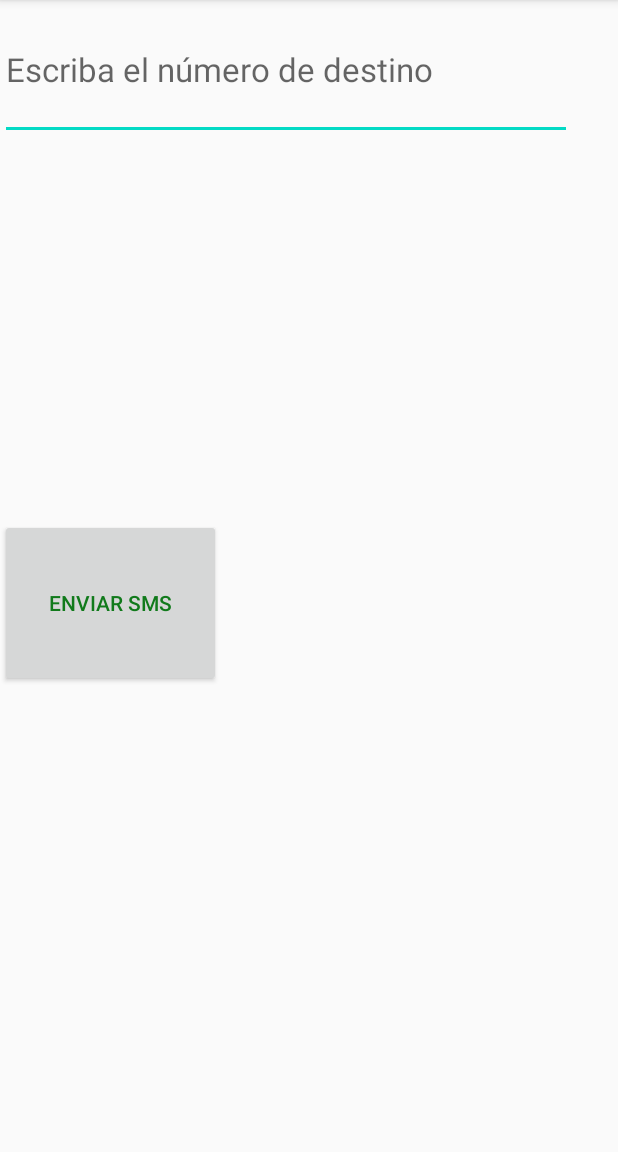
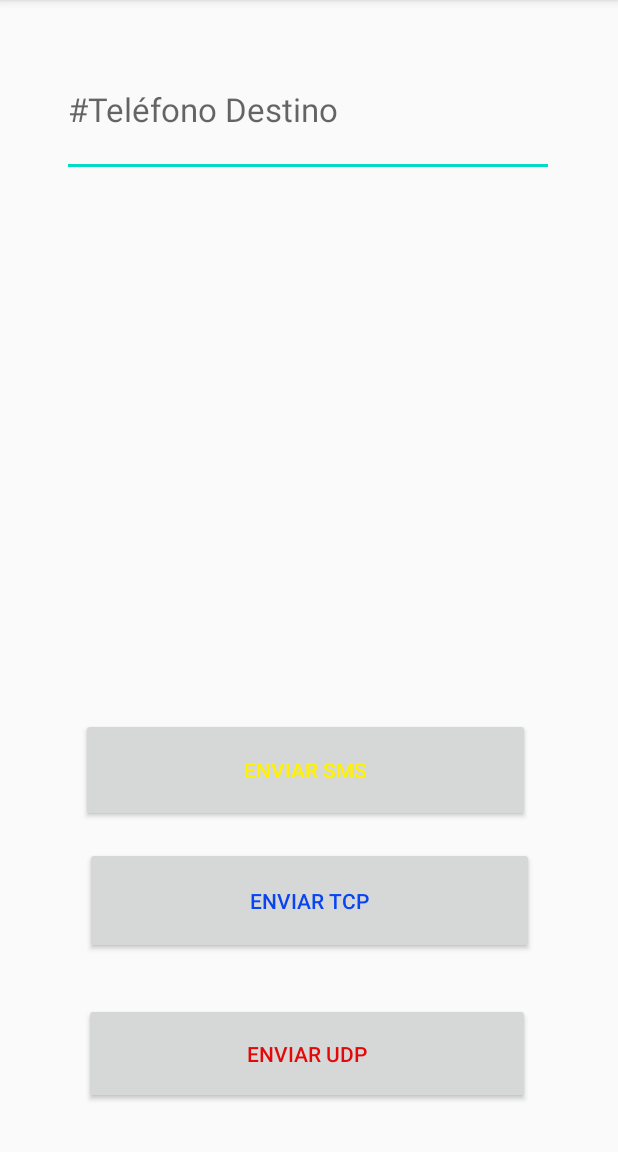
Before and after one commit to jaunsog/Dise-o, an Android app: the screen it shows after launch (MainActivity), on a phone screen of 412 x 824 dp, the part 84-1236 px from its top. Run offline under Robolectric (Android 15) with nearby library versions, the phone set to English and light mode, and no system bars.

Commit message:
V2 TCP-UDP

```diff
--- a/app/src/main/java/com/example/tiorico/MainActivity.java
+++ b/app/src/main/java/com/example/tiorico/MainActivity.java
@@ -1,5 +1,11 @@
 package com.example.tiorico;
 
+import android.os.AsyncTask;
+import java.io.DataOutputStream;
+import java.io.IOException;
+import java.io.PrintWriter;
+import java.net.InetAddress;
+import java.net.Socket;
 import androidx.annotation.NonNull;
 import androidx.appcompat.app.AppCompatActivity;
 import androidx.core.app.ActivityCompat;
@@ -21,24 +27,31 @@ import static android.widget.Toast.*;
 import static android.widget.Toast.makeText;
 
 public class MainActivity extends AppCompatActivity {
-    EditText numero;
+    EditText numero,IP, puerto;
+
     private static final int REQUEST_CODE_LOCATION_PERMISSION = 1;
     int cambiar;
+    int TMensaje  = 0;
     String Longitude;
     String Latitude;
+    String sms;
 
     @Override
     protected void onCreate(Bundle savedInstanceState) {
         super.onCreate(savedInstanceState);
         setContentView(R.layout.activity_main);
+        IP = (EditText) findViewById(R.id.IP);
+        puerto = (EditText) findViewById(R.id.puerto);
         numero = (EditText) findViewById(R.id.numero);
         ActivityCompat.requestPermissions(this, new String[]{Manifest.permission.SEND_SMS}, PackageManager.PERMISSION_GRANTED);
-        ActivityCompat.requestPermissions(this, new String[]{Manifest.permission.ACCESS_FINE_LOCATION, Manifest.permission.ACCESS_COARSE_LOCATION}, PackageManager.PERMISSION_GRANTED);
+        ActivityCompat.requestPermissions(this, new String[]{ Manifest.permission.ACCESS_COARSE_LOCATION}, PackageManager.PERMISSION_GRANTED);
         ActivityCompat.requestPermissions(this, new String[]{Manifest.permission.INTERNET}, PackageManager.PERMISSION_GRANTED);
+        ActivityCompat.requestPermissions(this, new String[]{Manifest.permission.ACCESS_FINE_LOCATION}, PackageManager.PERMISSION_GRANTED);
+    }
 
-    }
     public void button(View view) {
         cambiar = 0;
+
         if (ContextCompat.checkSelfPermission(
                 getApplicationContext(), Manifest.permission.ACCESS_FINE_LOCATION
         ) != PackageManager.PERMISSION_GRANTED) {
@@ -60,7 +73,8 @@ public class MainActivity extends AppCompatActivity {
                 Calendar calendar = Calendar.getInstance();
                 SimpleDateFormat simpleDateFormat = new SimpleDateFormat("dd-MMM-yyyy-hh:mm:ss");
                 String dateTime = simpleDateFormat.format(calendar.getTime());
-                String sms= "Latitud= " + Latitude + "\n Longitud= " +Longitude+"\n TimeStamp= "+dateTime;
+                sms= "Latitud= " + Latitude + "\n Longitud= " +Longitude+"\n TimeStamp= "+dateTime;
+
                 String phoneNumber = numero.getText().toString().trim();
                 SmsManager smsManager = SmsManager.getDefault();
                 smsManager.sendTextMessage(phoneNumber, null, sms, null, null);
@@ -132,12 +146,40 @@ public class MainActivity extends AppCompatActivity {
                             double longitude = locationResult.getLocations().get(latestLocationIndex).getLongitude();
                             Latitude = Double.toString(latitude);
                             Longitude = Double.toString(longitude);
-                            MyMessage(Latitude
-                                    ,Longitude);
+                            sms= "Latitud= " + Latitude + ". Longitud= " +Longitude+".";
+                            switch (TMensaje) {
+                                case 0:
+                                    MyMessage(Latitude
+                                            , Longitude);
+                                    break;
+                                case 1:
+                                    TCPMessage();
+                                    break;
+                                case 2:
+                                    UDPMessage();
+                                    break;
+                            }
                         }
                     }
                 }, Looper.getMainLooper());
                 }
 
 
+    public void TCPbutton(View view) {
+        TMensaje = 1;
+        button(view);
+    }
+
+    public void UDPbutton(View view) {
+        TMensaje = 2;
+        button(view);
+    }
+    public void TCPMessage(){
+        EnviaMensajes EnviaMensajes = new EnviaMensajes();
+        EnviaMensajes.execute(sms);
+        TMensaje=0;}
+    public void UDPMessage (){
+        EnviaUDP EnviaUDP = new EnviaUDP();
+        EnviaUDP.execute(sms);
+    TMensaje=0;}
 }
--- a/app/src/main/res/layout/activity_main.xml
+++ b/app/src/main/res/layout/activity_main.xml
@@ -8,25 +8,88 @@
 
     <EditText
         android:id="@+id/numero"
-        android:layout_width="381dp"
-        android:layout_height="93dp"
-        android:hint="Escriba el número de destino"
+        android:layout_width="328dp"
+        android:layout_height="90dp"
+        android:layout_marginTop="28dp"
+        android:hint="#Teléfono Destino"
         android:textSize="22sp"
-        tools:ignore="MissingConstraints"
-        tools:layout_editor_absoluteX="15dp"
-        tools:layout_editor_absoluteY="68dp" />
+        app:layout_constraintEnd_toEndOf="parent"
+        app:layout_constraintHorizontal_bias="0.493"
+        app:layout_constraintStart_toStartOf="parent"
+        app:layout_constraintTop_toTopOf="parent"
+        tools:ignore="MissingConstraints" />
 
     <Button
         android:id="@+id/button"
-        android:layout_width="147dp"
-        android:layout_height="112dp"
-        android:layout_marginBottom="310dp"
+        android:layout_width="299dp"
+        android:layout_height="69dp"
+        android:layout_marginBottom="220dp"
         android:onClick="button"
         android:text="Enviar SMS"
-        android:textColor="#117A1B"
+        android:textColor="#FFF200"
         android:textColorHighlight="#FFFFFF"
         app:layout_constraintBottom_toBottomOf="parent"
-        tools:ignore="MissingConstraints"
-        tools:layout_editor_absoluteX="132dp" />
+        app:layout_constraintEnd_toEndOf="parent"
+        app:layout_constraintHorizontal_bias="0.482"
+        app:layout_constraintStart_toStartOf="parent"
+        tools:ignore="MissingConstraints" />
+
+    <Button
+        android:id="@+id/TCPbutton"
+        android:layout_width="299dp"
+        android:layout_height="71dp"
+        android:layout_marginBottom="132dp"
+        android:onClick="TCPbutton"
+        android:text="Enviar TCP"
+        android:textColor="#0944F3"
+        app:layout_constraintBottom_toBottomOf="parent"
+        app:layout_constraintEnd_toEndOf="parent"
+        app:layout_constraintStart_toStartOf="parent"
+        app:layout_constraintTop_toBottomOf="@+id/button"
+        app:layout_constraintVertical_bias="1.0" />
+
+    <Button
+        android:id="@+id/UDPbutton"
+        android:layout_width="297dp"
+        android:layout_height="67dp"
+        android:layout_marginBottom="32dp"
+        android:onClick="UDPbutton"
+        android:text="Enviar UDP"
+        android:textColor="#E40808"
+        app:layout_constraintBottom_toBottomOf="parent"
+        app:layout_constraintEnd_toEndOf="parent"
+        app:layout_constraintHorizontal_bias="0.491"
+        app:layout_constraintStart_toStartOf="parent"
+        app:layout_constraintTop_toBottomOf="@+id/TCPbutton"
+        app:layout_constraintVertical_bias="1.0" />
+
+    <EditText
+        android:id="@+id/IP"
+        android:layout_width="330dp"
+        android:layout_height="80dp"
+        android:layout_marginTop="12dp"
+        android:ems="10"
+        android:hint="Dirección IP Destino "
+        android:inputType="textPersonName"
+        android:visibility="invisible"
+        app:layout_constraintEnd_toEndOf="parent"
+        app:layout_constraintHorizontal_bias="0.483"
+        app:layout_constraintStart_toStartOf="parent"
+        app:layout_constraintTop_toBottomOf="@+id/numero" />
+
+    <EditText
+        android:id="@+id/puerto"
+        android:layout_width="333dp"
+        android:layout_height="80dp"
+        android:ems="10"
+        android:hint="#Puerto Destino"
+        android:inputType="textPersonName"
+        android:visibility="invisible"
+        app:layout_constraintBottom_toTopOf="@+id/button"
+        app:layout_constraintEnd_toEndOf="parent"
+        app:layout_constraintHorizontal_bias="0.516"
+        app:layout_constraintStart_toStartOf="parent"
+        app:layout_constraintTop_toBottomOf="@+id/IP"
+        app:layout_constraintVertical_bias="0.202" />
 
 </androidx.constraintlayout.widget.ConstraintLayout>
```
Also changed, not shown: app/src/main/java/com/example/tiorico/EnviaMensajes.java (added, +42 -0 lines), app/src/main/java/com/example/tiorico/EnviaUDP.java (added, +44 -0 lines).
